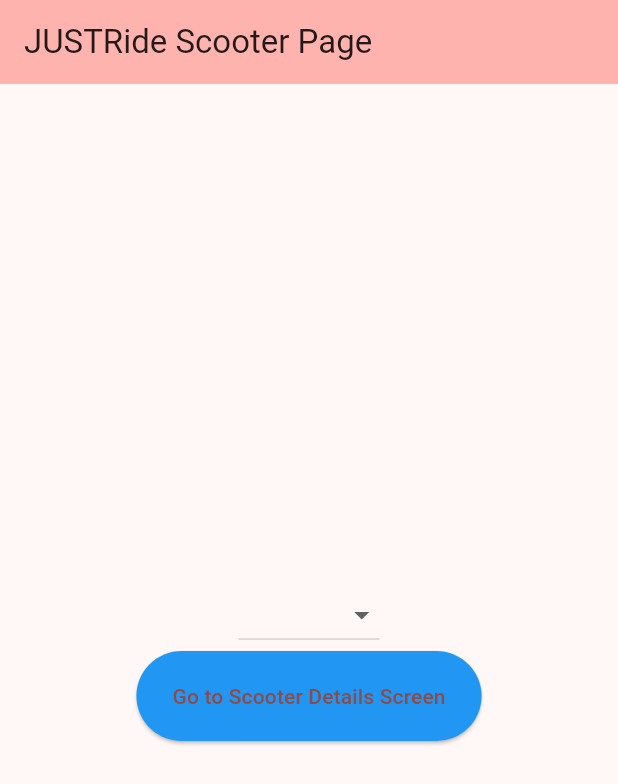
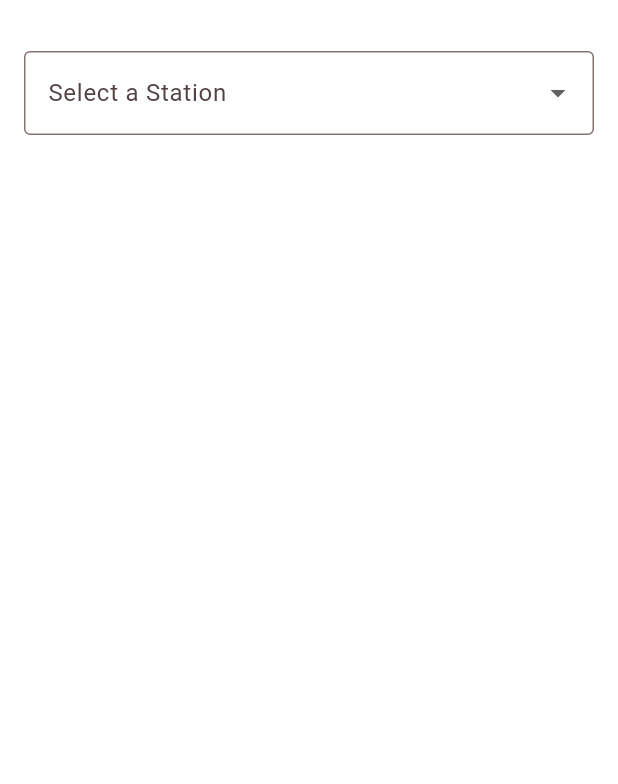
Before and after one commit to bmaldajani/JUSTRide, a Flutter app: the screen it shows after launch, on a phone screen of 412 x 824 dp. Shown: the top 784 px of the screen. Run offline on Flutter 3.47's test engine with Material 3 defaults, Android fonts, the phone set to English and light mode, and no system bars; our stand-ins replace flutter_map, flutter_svg, google_fonts, latlong2; missing offline and left inert: mobile_scanner.

Commit message:
stations screen

```diff
--- /dev/null
+++ b/lib/StationsScreen.dart
@@ -0,0 +1,101 @@
+import 'package:flutter/material.dart';
+import 'package:flutter_scooter_rent_app/app_styles.dart';
+import 'package:flutter_scooter_rent_app/scooter.dart';
+import 'package:flutter_scooter_rent_app/scooter_details_screen.dart';
+import 'package:flutter_scooter_rent_app/size_config.dart';
+import 'package:flutter_scooter_rent_app/stations.dart';
+
+import 'location.dart';
+
+class StationsScreen extends StatefulWidget {
+  @override
+  _StationsScreenState createState() => _StationsScreenState();
+}
+
+class _StationsScreenState extends State<StationsScreen> {
+  List<Station> _stations = [
+    Station(
+      id: '1',
+      name: 'Station 1',
+      scooters: [
+        Scooter(id: 'scooter1', location: 'M4', batteryLevel: 80),
+        Scooter(id: 'scooter2', location: 'M4', batteryLevel: 70),
+      ],
+      location: Location(name: 'Station 1 Location', latitude: 37.7749, longitude: -122.4194),
+    ),
+    Station(
+      id: '2',
+      name: 'Station 2',
+      scooters: [
+        Scooter(id: 'scooter3', location: 'M5', batteryLevel: 90),
+        Scooter(id: 'scooter4', location: 'M5', batteryLevel: 60),
+      ],
+      location: Location(name: 'Station 2 Location', latitude: 37.7859, longitude: -122.4364),
+    ),
+  ];
+
+  Station? _selectedStation;
+
+  @override
+  Widget build(BuildContext context) {
+    SizeConfig().init(context);
+
+    return Scaffold(
+        backgroundColor: kWhite,
+        body: SafeArea(
+        child: SingleChildScrollView(
+          padding: const EdgeInsets.all(kPadding16),
+          child: Column(
+            crossAxisAlignment: CrossAxisAlignment.start,
+            children: [
+              const SizedBox(height: kPadding18),
+              DropdownButtonFormField(
+                decoration: InputDecoration(
+                  labelText: 'Select a Station',
+                  border: OutlineInputBorder(),
+                ),
+                value: _selectedStation,
+                onChanged: (Station? station) {
+                  setState(() {
+                    _selectedStation = station;
+                  });
+                },
+                items: _stations.map((station) {
+                  return DropdownMenuItem(
+                    value: station,
+                    child: Text(station.name),
+                  );
+                }).toList(),
+              ),
+              if (_selectedStation != null)
+                ListView.builder(
+                  shrinkWrap: true,
+                  physics: NeverScrollableScrollPhysics(),
+                  itemCount: _selectedStation!.scooters.length,
+                  itemBuilder: (context, index) {
+                    Scooter scooter = _selectedStation!.scooters[index];
+                    return InkWell(
+                      onTap: () {
+                        Navigator.push(
+                          context,
+                          MaterialPageRoute(
+                            builder: (context) => OrderScooterPage(scooter: scooter),
+                          ),
+                        );
+                      },
+                      child: ListTile(
+                        leading: Icon(Icons.electric_scooter),
+                        title: Text('Scooter ${scooter.id}'),
+                        subtitle: Text('Location: ${scooter.location}'),
+                        trailing: Text('Battery: ${scooter.batteryLevel}%'),
+                      ),
+                    );
+                  },
+                ),
+            ],
+          ),
+        ),
+        ),
+    );
+  }
+}
--- /dev/null
+++ b/lib/location.dart
@@ -0,0 +1,7 @@
+class Location {
+  final String name;
+  final double latitude;
+  final double longitude;
+
+  Location({required this.name, required this.latitude, required this.longitude});
+}
--- a/lib/main.dart
+++ b/lib/main.dart
@@ -1,7 +1,6 @@
 import 'package:flutter/material.dart';
-import 'package:flutter_scooter_rent_app/scooter_details_screen.dart';
-import 'Scooter.dart';
-import 'custom_elevated_button.dart';
+
+import 'StationsScreen.dart';
 
 void main() {
   runApp(MyApp());
@@ -9,7 +8,7 @@ void main() {
 
 class MyApp extends StatelessWidget {
   MyApp({super.key});
-  Scooter scooter = Scooter();
+
   @override
   Widget build(BuildContext context) => MaterialApp(
     title: 'Flutter Demo',
@@ -18,77 +17,6 @@ class MyApp extends StatelessWidget {
       useMaterial3: true,
       fontFamily: 'Roboto', // Set font family to Roboto
     ),
-      home: const MyHomePage(title: 'JUSTRide Scooter Page'),
-      routes: {
-        '/scooter_details_screen': (context) => OrderScooterPage(
-          scooterId: scooter.id,
-          battery: scooter.batteryLevel,
-          location: scooter.location,
-        ),
-      },
+    home: StationsScreen(),
   );
 }
-
-class MyHomePage extends StatefulWidget {
-  const MyHomePage({Key? key, required this.title}) : super(key: key);
-
-  final String title;
-
-  @override
-  State<MyHomePage> createState() => _MyHomePageState();
-}
-
-class _MyHomePageState extends State<MyHomePage> {
-  String? _selectedScooter;
-
-  final List<String> _scooters = [
-    'Scooter 1',
-    'Scooter 2',
-    'Scooter 3',
-  ];
-
-  @override
-  Widget build(BuildContext context) {
-    return Scaffold(
-      appBar: AppBar(
-        backgroundColor: Theme.of(context).colorScheme.inversePrimary,
-        title: Text(widget.title),
-      ),
-      body: Center(
-        child: Column(
-          mainAxisAlignment: MainAxisAlignment.center,
-          children: <Widget>[
-            DropdownButton<String>(
-              value: _selectedScooter,
-              onChanged: (value) {
-                setState(() {
-                  _selectedScooter = value;
-                });
-              },
-              items: _scooters.map((scooter) {
-                return DropdownMenuItem<String>(
-                  value: scooter,
-                  child: Text(scooter),
-                );
-              }).toList(),
-            ),
-            CustomElevatedButton(
-              onPressed: () {
-                if (_selectedScooter!= null) {
-                  Navigator.pushNamed(context, '/scooter_details_screen');
-                } else {
-                  ScaffoldMessenger.of(context).showSnackBar(
-                    const SnackBar(
-                      content: Text('Please select a scooter'),
-                    ),
-                  );
-                }
-              },
-              child: const Text('Go to Scooter Details Screen'),
-            ),
-          ],
-        ),
-      ),
-    );
-  }
-}
--- a/lib/Scooter.dart
+++ b/lib/scooter.dart
@@ -1,3 +1,6 @@
+import 'package:flutter_scooter_rent_app/location.dart';
+import 'package:flutter_scooter_rent_app/stations.dart';
+
 class Scooter {
   final String id;
   final String location;
--- a/lib/stations.dart
+++ b/lib/stations.dart
@@ -1,114 +1,12 @@
-import 'package:flutter/material.dart';
+import 'package:flutter_scooter_rent_app/scooter.dart';
 
-void main() {
-  runApp(MyApp());
-}
-
-class Scooter {
-  final String name;
-
-  Scooter(this.name);
-}
+import 'location.dart';
 
 class Station {
-  final String name;
-  final List<Scooter> scooters;
+  String id;
+  String name;
+  List<Scooter> scooters;
+  Location location;
 
-  Station(this.name, this.scooters);
+  Station({required this.id, required this.name, required this.scooters, required this.location});
 }
-
-class MyApp extends StatelessWidget {
-  final List<Station> stations = [
-    Station("Station PH", [Scooter("Scooter 1"), Scooter("Scooter 2"), Scooter("Scooter 3")]),
-
-    Station("Station N", [Scooter("Scooter 1"), Scooter("Scooter 2"), Scooter("Scooter 3")]),
-
-    Station("Station D", [Scooter("Scooter 1"), Scooter("Scooter 2"), Scooter("Scooter 3")]),
-
-    Station("Station M Medicine", [Scooter("Scooter 1"), Scooter("Scooter 2"), Scooter("Scooter 3")]),
-
-
-    Station("Station M Engineering", [Scooter("Scooter 1"), Scooter("Scooter 2"), Scooter("Scooter 3")]),
-
-
-    Station("Station A", [Scooter("Scooter 1"), Scooter("Scooter 2"), Scooter("Scooter 3")]),
-
-    Station("Station C", [Scooter("Scooter 1"), Scooter("Scooter 2"), Scooter("Scooter 3")]),
-
-    Station("Station Mall", [Scooter("Scooter 1"), Scooter("Scooter 2"), Scooter("Scooter 3")]),
-
-    Station("Station Library", [Scooter("Scooter 1"), Scooter("Scooter 2"), Scooter("Scooter 3")]),
-  ];
-
-  @override
-  Widget build(BuildContext context) {
-    return MaterialApp(
-      home: Scaffold(
-        appBar: AppBar(
-          title: Text('Station List'),
-          backgroundColor: const Color.fromARGB(255, 41, 87, 124),
-        ),
-        body: Container(
-          decoration: BoxDecoration(
-            gradient: LinearGradient(
-              begin: Alignment.topCenter,
-              end: Alignment.bottomCenter,
-              colors: [const Color.fromARGB(255, 158, 196, 228), Color.fromARGB(255, 158, 230, 233)],
-              stops: [0.5, 1.0],
-            ),
-          ),
-          child: ListView.builder(
-            itemCount: stations.length,
-            itemBuilder: (context, index) {
-              return StationWidget(station: stations[index]);
-            },
-          ),
-        ),
-      ),
-    );
-  }
-}
-
-class StationWidget extends StatelessWidget {
-  final Station station;
-
-  StationWidget({required this.station});
-
-  @override
-  Widget build(BuildContext context) {
-    return InkWell(
-      onHover: (hovering) {
-        if (hovering) {
-          // Mouse is hovering
-          print('Mouse is hovering');
-        } else {
-          // Mouse is not hovering
-          print('Mouse is not hovering');
-        }
-      },
-      child: ExpansionTile(
-        title: Text(
-          station.name,
-          style: TextStyle(
-            color: Color.fromARGB(255, 29, 139, 235), // Set the text color to blue
-          ),
-        ),
-        children: station.scooters.map((scooter) => ScooterWidget(scooter: scooter)).toList(),
-      ),
-    );
-  }
-}
-
-class ScooterWidget extends StatelessWidget {
-  final Scooter scooter;
-
-  ScooterWidget({required this.scooter});
-
-  @override
-  Widget build(BuildContext context) {
-    return ListTile(
-      title: Text(scooter.name),
-      // You can add more functionality or UI elements here for each scooter
-    );
-  }
-}
```
Also changed, not shown: lib/scooter_details_screen.dart (+6 -10 lines). Lines whose indentation alone changed are shown as unchanged.
